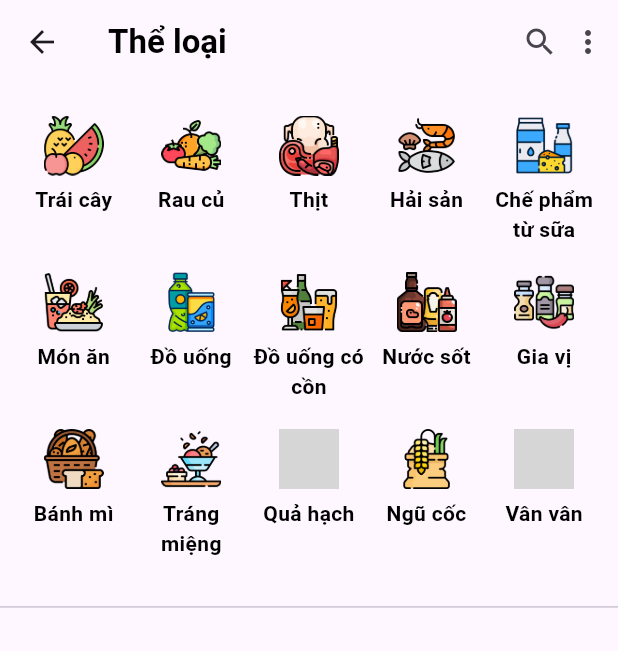
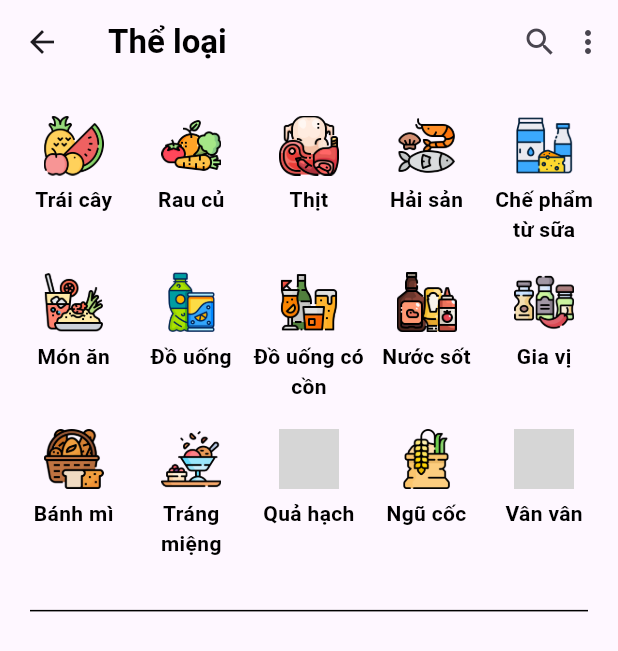
Before and after one commit to PhanTuoiCN1pt/DA_Food, a Flutter app: the CategoryScreen screen opened by its route, on a phone screen of 412 x 824 dp. Shown: the top 651 px of the screen. Run offline on Flutter 3.47's test engine with Material 3 defaults, Android fonts, the phone set to English and light mode, and no system bars; our stand-ins replace auto_size_text, get, google_fonts, iconsax, lottie, shared_preferences; accounts and stored records are empty; grey boxes are pictures that could not be loaded.

Commit message:
update ui

```diff
--- a/lib/features/category/view/category_screen.dart
+++ b/lib/features/category/view/category_screen.dart
@@ -97,7 +97,10 @@ class CategoryScreen extends StatelessWidget {
               },
             ),
 
-            Divider(height: 30),
+            Padding(
+              padding: const EdgeInsets.symmetric(horizontal: 20, vertical: 5),
+              child: Divider(height: 25, thickness: 1, color: Colors.black),
+            ),
 
             // Grid danh mục con
             if (selectedCategory != null &&
--- a/lib/features/food/view/home_screen.dart
+++ b/lib/features/food/view/home_screen.dart
@@ -163,6 +163,7 @@ class _HomeScreenState extends State<HomeScreen> {
               ),
             ],
           ),
+          SizedBox(height: 10),
           TabBar(
             onTap: (index) => tabProvider.setTab(index),
             splashFactory: NoSplash.splashFactory,
@@ -180,7 +181,7 @@ class _HomeScreenState extends State<HomeScreen> {
                 child: Text(
                   labels[index],
                   style: const TextStyle(
-                    fontSize: 20,
+                    fontSize: 18,
                     fontWeight: FontWeight.bold,
                     color: Colors.white,
                   ),
--- a/lib/helper/divider_helper.dart
+++ b/lib/helper/divider_helper.dart
@@ -8,7 +8,7 @@ class DashedDivider extends StatelessWidget {
 
   const DashedDivider({
     this.height = 1,
-    this.color = Colors.black,
+    this.color = Colors.black54,
     this.dashWidth = 2,
     this.dashSpace = 3,
     super.key,
--- a/lib/helper/food_icon_helper.dart
+++ b/lib/helper/food_icon_helper.dart
@@ -596,7 +596,7 @@ class FoodIconHelper {
         return "assets/icons/vegetables/bamboo.png";
 
       // --- Thịt ---
-      case FoodType.pork:
+      case FoodType.porkBelly:
         return "assets/icons/meats/pork.png";
       case FoodType.duck:
         return "assets/icons/meats/peking-duck.png";
```
Also changed, not shown: assets/animations/j28uCA3Jg9.json, lib/features/user/view/forget_password_screen.dart (added).
